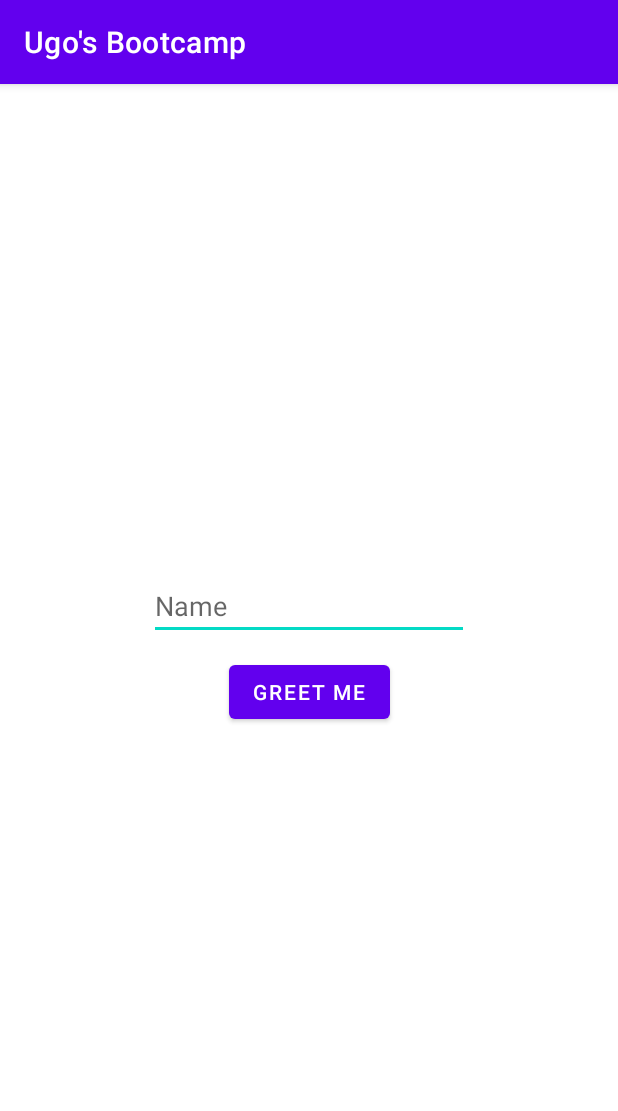
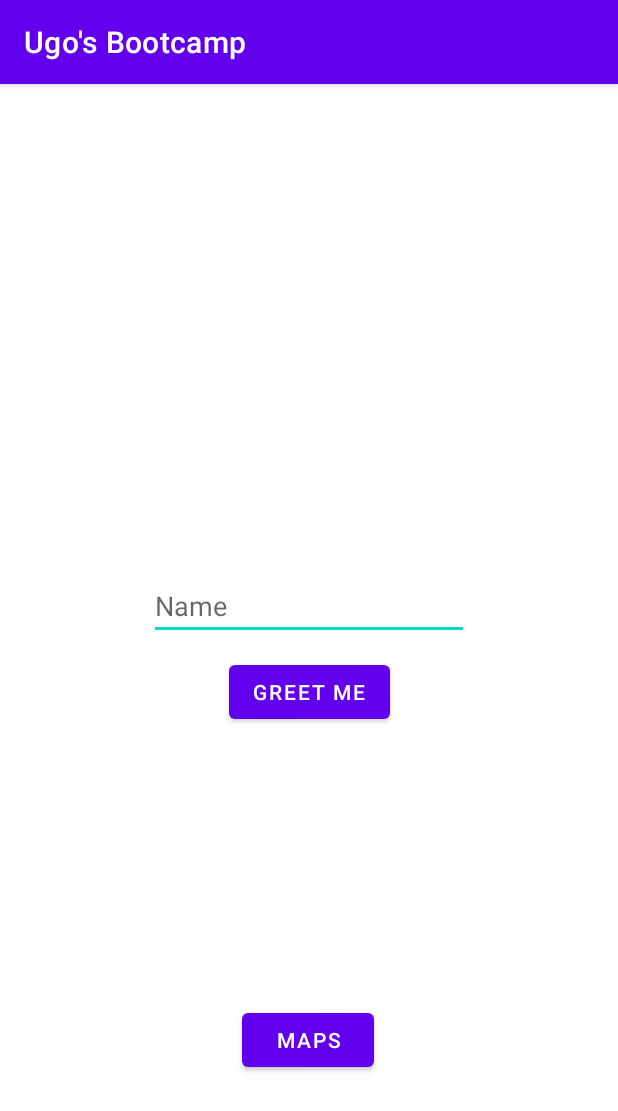
Before and after one commit to CultureQuestORG/SDP2023, an Android app: the screen it shows after launch (MainActivity), on a phone screen of 412 x 824 dp. Shown: the top 1111 px of the screen. Run offline under Robolectric (Android 15) with nearby library versions, the phone set to English and light mode, and no system bars.

Commit message:
Change the format to have the activity accessible via Main

```diff
--- a/app/build.gradle
+++ b/app/build.gradle
@@ -42,12 +42,14 @@ dependencies {
     implementation 'com.google.android.material:material:1.8.0'
     implementation 'androidx.constraintlayout:constraintlayout:2.1.4'
     implementation 'com.google.android.gms:play-services-maps:18.1.0'
+    implementation "androidx.fragment:fragment:1.5.5"
     testImplementation 'junit:junit:4.13.2'
     androidTestImplementation 'androidx.test.ext:junit:1.1.5'
     androidTestImplementation 'androidx.test.espresso:espresso-core:3.5.1'
     androidTestImplementation 'androidx.test:runner:1.5.2'
     androidTestImplementation 'androidx.test:rules:1.5.0'
     androidTestImplementation 'androidx.test.espresso:espresso-intents:3.5.1'
+    debugImplementation "androidx.fragment:fragment-testing:1.5.5"
 }
 
 tasks.withType(Test) {
--- a/app/src/main/java/ch/epfl/culturequest/MainActivity.java
+++ b/app/src/main/java/ch/epfl/culturequest/MainActivity.java
@@ -22,4 +22,10 @@ public class MainActivity extends AppCompatActivity {
         intent.putExtra("name", name);
         startActivity(intent);
     }
+
+    // Go to MapsActivity
+    public void showMaps(View view){
+        Intent intent = new Intent(this, MapsActivity.class);
+        startActivity(intent);
+    }
 }
--- a/app/src/main/res/layout/activity_main.xml
+++ b/app/src/main/res/layout/activity_main.xml
@@ -30,4 +30,17 @@
         app:layout_constraintStart_toStartOf="parent"
         app:layout_constraintTop_toTopOf="parent"
         app:layout_constraintVertical_bias="0.45" />
+
+    <Button
+        android:id="@+id/maps_button"
+        android:layout_width="wrap_content"
+        android:layout_height="wrap_content"
+        android:onClick="showMaps"
+        android:text="MAPS"
+        app:layout_constraintBottom_toBottomOf="parent"
+        app:layout_constraintEnd_toEndOf="parent"
+        app:layout_constraintHorizontal_bias="0.498"
+        app:layout_constraintStart_toStartOf="parent"
+        app:layout_constraintTop_toTopOf="parent"
+        app:layout_constraintVertical_bias="0.852" />
 </androidx.constraintlayout.widget.ConstraintLayout>
```
Also changed, not shown: app/src/main/AndroidManifest.xml (+1 -9 lines).
